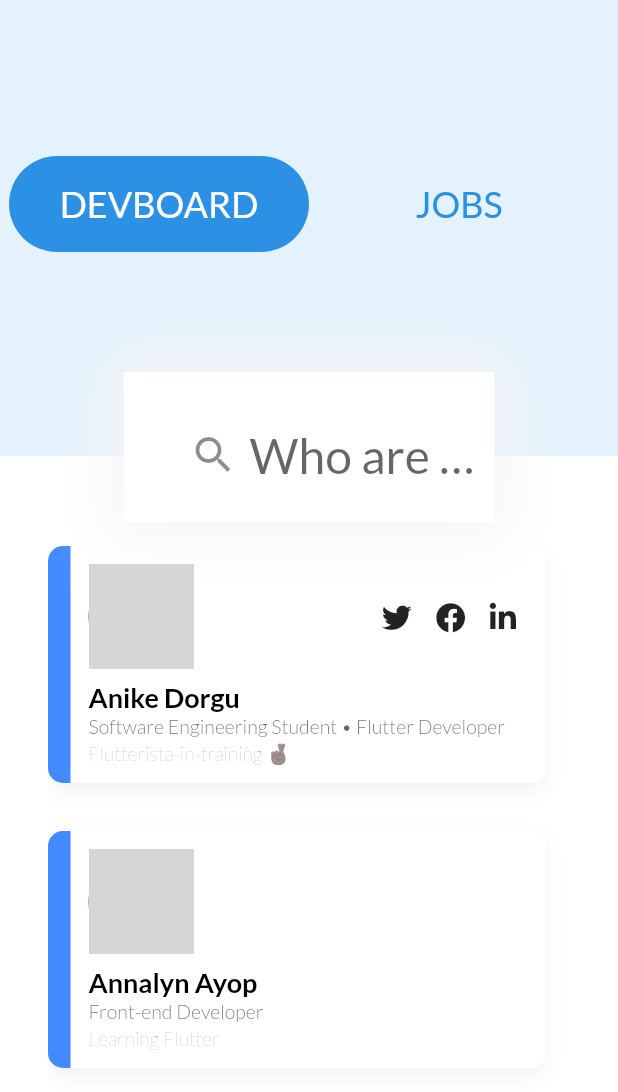
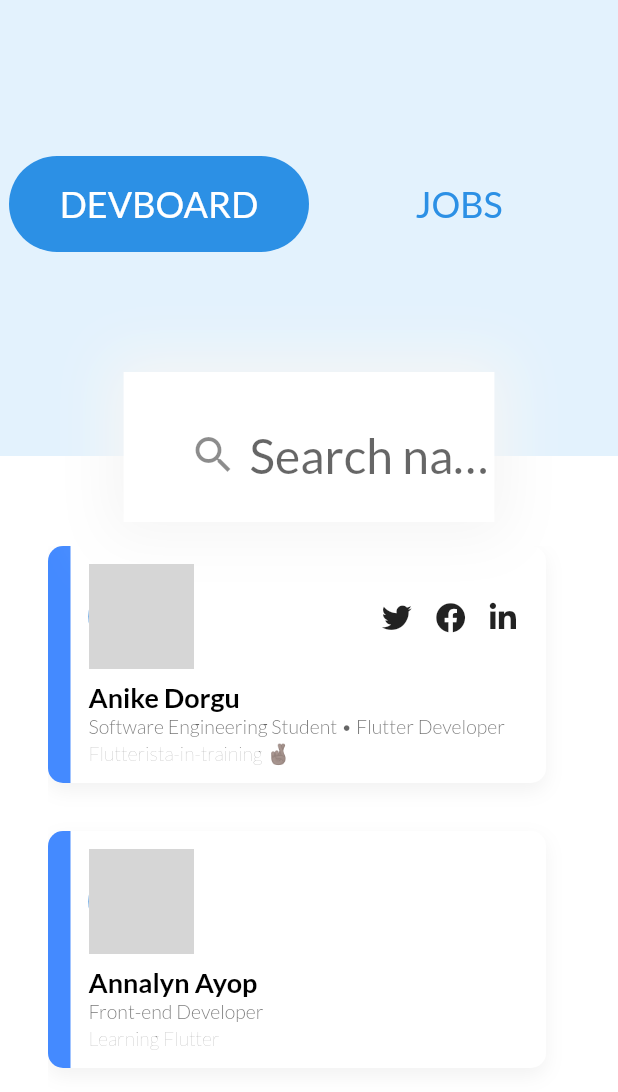
Before and after one commit to flutterph/devs, a Flutter app: the screen it shows after launch, on a phone screen of 412 x 824 dp, the part 144-1236 px from its top. Run offline on Flutter 3.47's test engine with Material 2 defaults, Android fonts, the phone set to English and light mode, and no system bars; our stand-ins replace font_awesome_flutter, google_fonts, rxdart; network calls fail; grey boxes are pictures that could not be loaded.

Commit message:
Revert SearchBar hint

```diff
--- a/lib/core/widgets/components/search_bar.dart
+++ b/lib/core/widgets/components/search_bar.dart
@@ -44,7 +44,7 @@ class _SearchBarState extends State<SearchBar> {
           ),
           decoration: InputDecoration(
             border: InputBorder.none,
-            hintText: "Who are you looking for?",
+            hintText: "Search name, Github usernames...",
             hintStyle: TextStyle(
               fontSize: 32,
             ),
```
